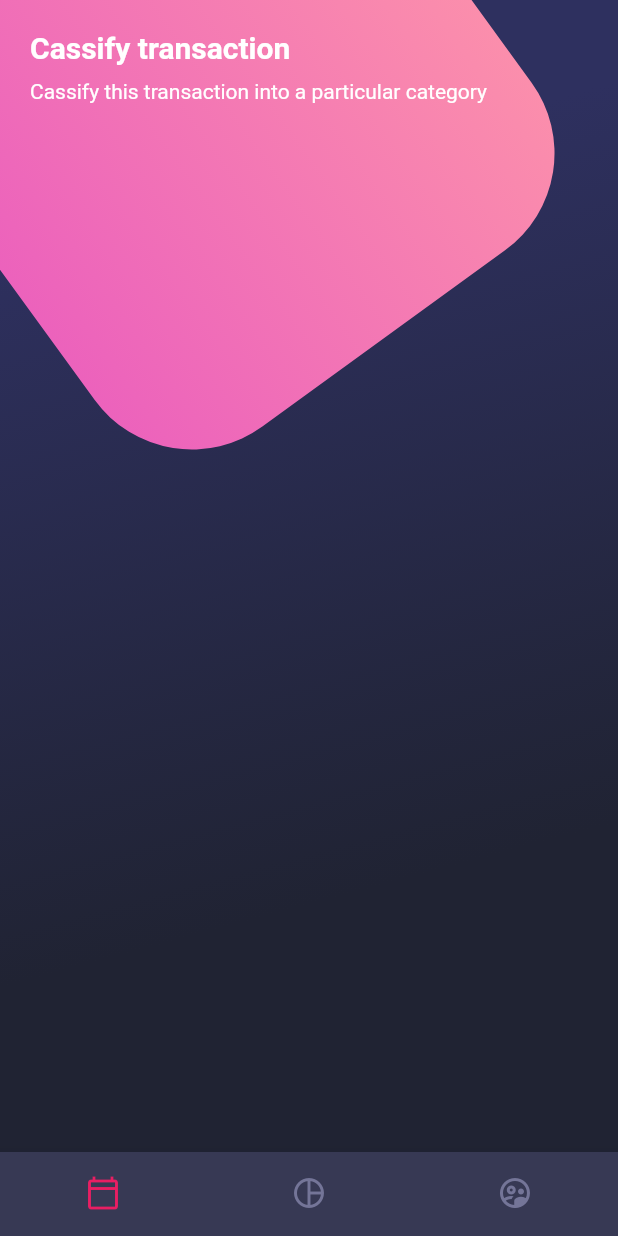
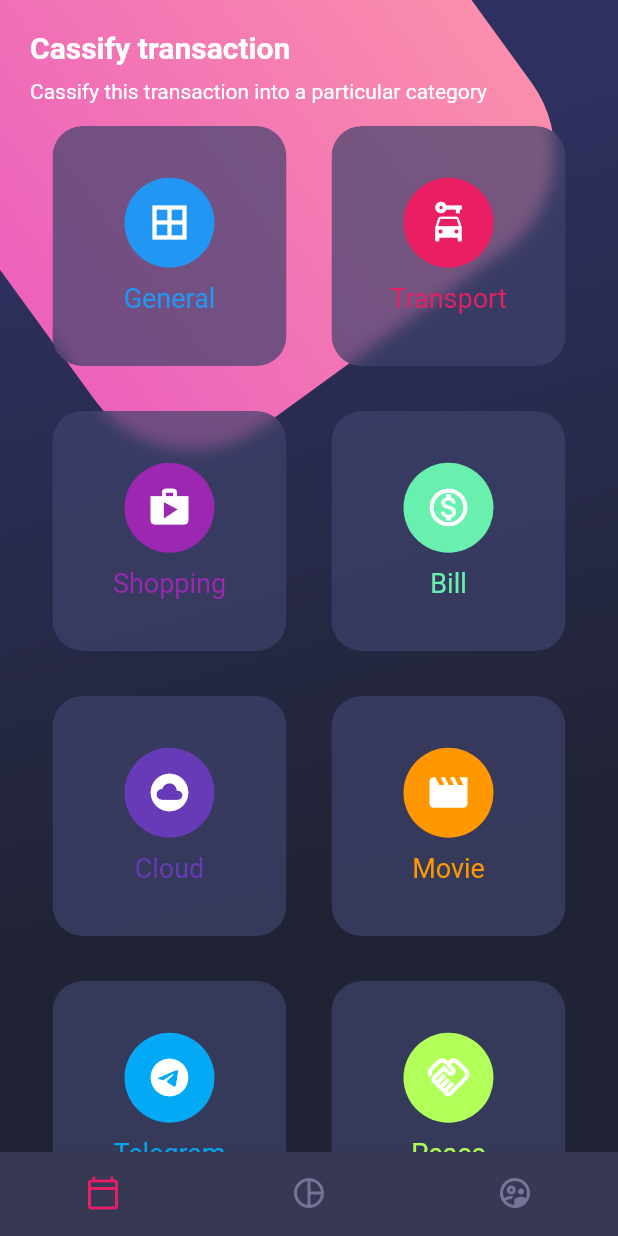
Before and after one commit to devb09/designs_app, a Flutter app: the screen it shows after launch, on a phone screen of 412 x 824 dp. Run offline on Flutter 3.47's test engine with Material 2 defaults, Android fonts, the phone set to English and light mode, and no system bars.

Commit message:
feat: card

```diff
--- a/lib/main.dart
+++ b/lib/main.dart
@@ -18,6 +18,7 @@ class MyApp extends StatelessWidget {
 
     return MaterialApp(
       debugShowCheckedModeBanner: false,
+      theme: ThemeData.dark(),
       title: 'Material App',
       initialRoute: 'home_screen',
       routes: {
--- a/lib/screens/home_screen.dart
+++ b/lib/screens/home_screen.dart
@@ -1,4 +1,5 @@
 import 'package:design_app/widgets/bottom_navbar.dart';
+import 'package:design_app/widgets/card_table.dart';
 import 'package:flutter/material.dart';
 import 'package:design_app/widgets/background.dart';
 
@@ -43,6 +44,8 @@ class _HomeBody extends StatelessWidget {
                 fontSize: 14,
               ),
             ),
+
+            CardTable()
           ],
         ),
       )),
--- a/lib/widgets/bottom_navbar.dart
+++ b/lib/widgets/bottom_navbar.dart
@@ -1,7 +1,6 @@
 import 'package:flutter/material.dart';
 
 class BottomNavbarScreen extends StatelessWidget {
-
   const BottomNavbarScreen({Key? key}) : super(key: key);
 
   @override
@@ -9,23 +8,18 @@ class BottomNavbarScreen extends StatelessWidget {
     return BottomNavigationBar(
         showSelectedLabels: false,
         showUnselectedLabels: false,
-      backgroundColor: Color.fromRGBO(55, 57, 84, 1),
+        backgroundColor: const Color.fromRGBO(55, 57, 84, 1),
         selectedItemColor: Colors.pink,
-      unselectedItemColor: Color.fromRGBO(116, 117, 152, 1),
+        unselectedItemColor: const Color.fromRGBO(116, 117, 152, 1),
         currentIndex: 0,
-      items: [
+        items: const [
           BottomNavigationBarItem(
-        icon: Icon(Icons.calendar_today_outlined),
-        label: 'Calendario'
-      ),
+              icon: Icon(Icons.calendar_today_outlined), label: 'Calendario'),
           BottomNavigationBarItem(
-        icon: Icon(Icons.pie_chart_outline_outlined),
-        label: 'grafica'
-      ),
+              icon: Icon(Icons.pie_chart_outline_outlined), label: 'grafica'),
           BottomNavigationBarItem(
               icon: Icon(Icons.supervised_user_circle_outlined),
-        label: 'usuarios'
-      ),
+              label: 'usuarios'),
         ]);
   }
 }
--- /dev/null
+++ b/lib/widgets/card_table.dart
@@ -0,0 +1,95 @@
+import 'dart:ui';
+
+import 'package:flutter/material.dart';
+
+class CardTable extends StatelessWidget {
+  const CardTable({super.key});
+
+  @override
+  Widget build(BuildContext context) {
+    return Table(
+      children: const [
+        TableRow(children: [
+          _singleCard(
+              color: Colors.blue, icon: Icons.border_all, text: 'General'),
+          _singleCard(
+              color: Colors.pink, icon: Icons.car_rental, text: 'Transport'),
+        ]),
+        TableRow(children: [
+          _singleCard(color: Colors.purple, icon: Icons.shop, text: 'Shopping'),
+          _singleCard(
+              color: Colors.greenAccent,
+              icon: Icons.monetization_on_outlined,
+              text: 'Bill'),
+        ]),
+        TableRow(children: [
+          _singleCard(
+              color: Colors.deepPurple, icon: Icons.cloud_circle, text: 'Cloud'),
+          _singleCard(
+              color: Colors.orange, icon: Icons.movie, text: 'Movie'),
+        ]),
+        TableRow(children: [
+          _singleCard(
+              color: Colors.lightBlue, icon: Icons.telegram, text: 'Telegram'),
+          _singleCard(
+              color: Colors.lightGreenAccent, icon: Icons.handshake_outlined, text: 'Peace'),
+        ]),
+      ],
+    );
+  }
+}
+
+class _singleCard extends StatelessWidget {
+  final IconData icon;
+  final Color color;
+  final String text;
+
+  const _singleCard({
+    Key? key,
+    required this.icon,
+    required this.color,
+    required this.text,
+  }) : super(key: key);
+
+  @override
+  Widget build(BuildContext context) {
+    return Container(
+      margin: const EdgeInsets.all(15),
+      child: ClipRRect(
+        borderRadius: BorderRadius.circular(20),
+        child: BackdropFilter(
+          filter: ImageFilter.blur(sigmaX: 5,sigmaY: 5),
+          child: Container(
+            // margin: const EdgeInsets.all(15),
+            height: 160,
+            decoration: BoxDecoration(
+              color: const Color.fromRGBO(62, 66, 107, 0.7),
+              borderRadius: BorderRadius.circular(20),
+            ),
+            child: Column(
+              mainAxisAlignment: MainAxisAlignment.center,
+              children: [
+                CircleAvatar(
+                  backgroundColor: color,
+                  radius: 30,
+                  child: Icon(
+                    icon,
+                    size: 30,
+                    color: Colors.white,
+                  ),
+                ),
+                SizedBox(
+                  height: 10,
+                ),
+                Text(
+                  text,
+                  style: TextStyle(color: color, fontSize: 18),
+                )
+              ],
+            ),
+          ),
+        ),
+      ),
+    );
+  }
+}
```
Lines whose indentation alone changed are shown as unchanged.
